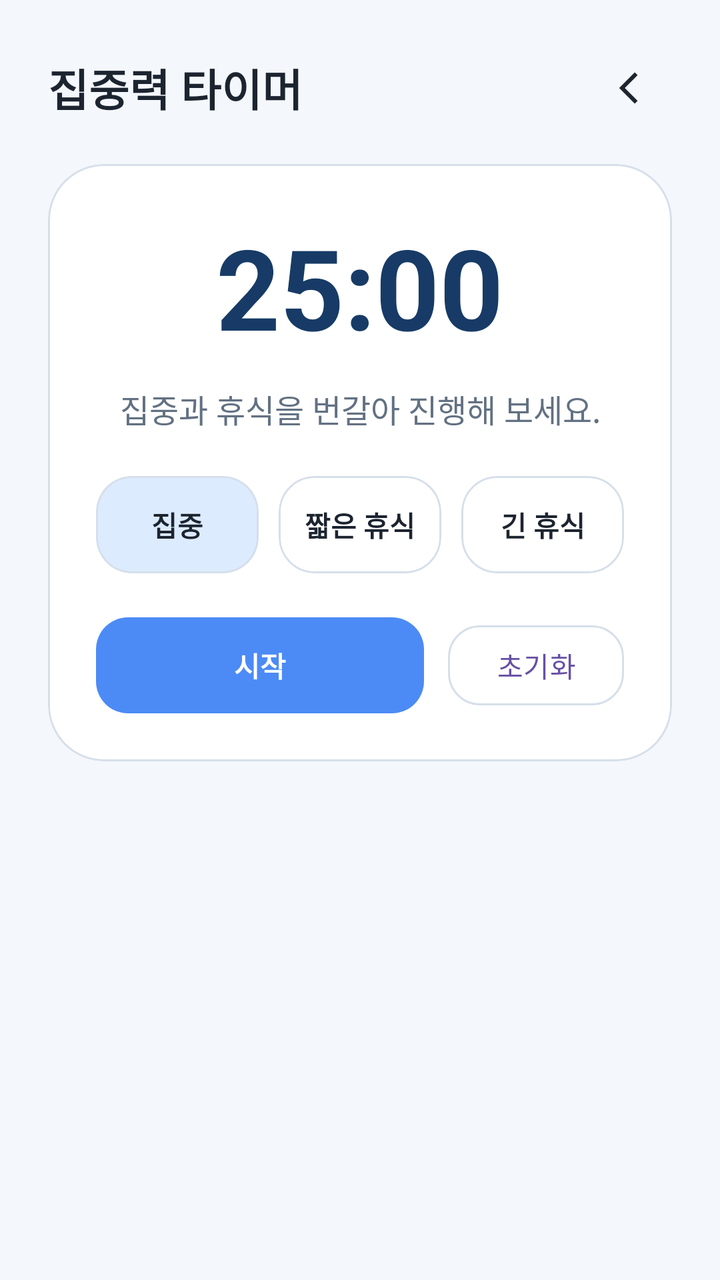
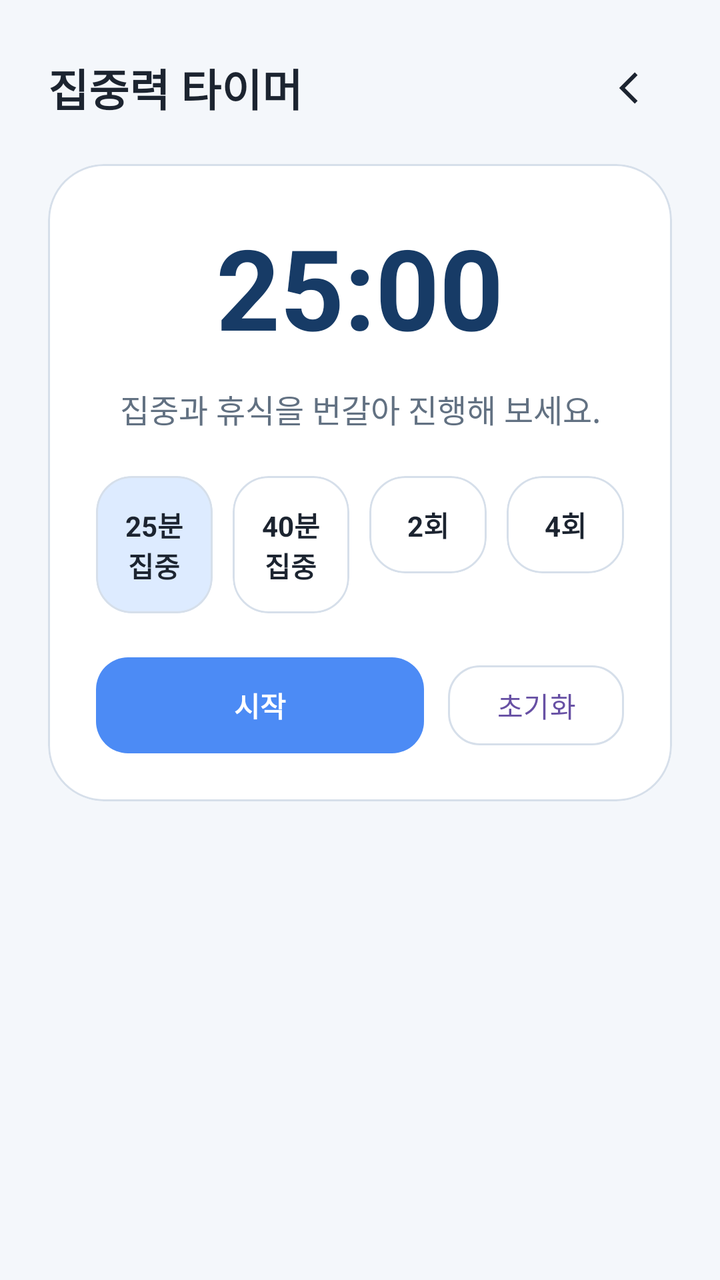

An Android layout rendered at two revisions. The XML below is the earlier revision; the diff shows what the commit changed to produce the second picture.
<!-- AndroidManifest.xml: application theme Theme.MisSchoolApp -->
<!-- res/layout/activity_timer.xml -->
<?xml version="1.0" encoding="utf-8"?>
<layout xmlns:android="http://schemas.android.com/apk/res/android"
    xmlns:app="http://schemas.android.com/apk/res-auto">

    <ScrollView
        android:layout_width="match_parent"
        android:layout_height="match_parent"
        android:background="@color/bg_page"
        android:clipToPadding="false"
        android:fillViewport="true">

        <LinearLayout
            android:layout_width="match_parent"
            android:layout_height="wrap_content"
            android:orientation="vertical"
            android:padding="24dp">

            <LinearLayout
                android:layout_width="match_parent"
                android:layout_height="wrap_content"
                android:gravity="center_vertical"
                android:orientation="horizontal">

                <TextView
                    android:layout_width="0dp"
                    android:layout_height="wrap_content"
                    android:layout_marginEnd="16dp"
                    android:layout_weight="1"
                    android:text="@string/home_timer_title"
                    android:textColor="@color/text_primary"
                    android:textSize="@dimen/text_page_title"
                    android:textStyle="bold" />

                <ImageButton
                    android:id="@+id/timerBackButton"
                    android:layout_width="40dp"
                    android:layout_height="40dp"
                    android:background="@android:color/transparent"
                    android:contentDescription="@string/settings_back"
                    android:padding="8dp"
                    android:src="@drawable/ic_back_simple" />
            </LinearLayout>

            <com.google.android.material.card.MaterialCardView
                android:id="@+id/timerDetailCard"
                android:layout_width="match_parent"
                android:layout_height="wrap_content"
                android:layout_marginTop="18dp"
                app:cardBackgroundColor="@color/surface_card"
                app:cardCornerRadius="28dp"
                app:cardElevation="0dp"
                app:strokeColor="@color/divider_soft"
                app:strokeWidth="1dp">

                <LinearLayout
                    android:layout_width="match_parent"
                    android:layout_height="wrap_content"
                    android:gravity="center_horizontal"
                    android:orientation="vertical"
                    android:padding="24dp">

                    <TextView
                        android:id="@+id/timerCountText"
                        android:layout_width="wrap_content"
                        android:layout_height="wrap_content"
                        android:text="@string/home_timer_time"
                        android:textColor="@color/text_accent"
                        android:textSize="@dimen/text_timer_value"
                        android:textStyle="bold" />

                    <com.lbs.schoolhelper.widget.TimerRingView
                        android:id="@+id/timerRingView"
                        android:layout_width="240dp"
                        android:layout_height="240dp"
                        android:layout_marginTop="12dp"
                        android:visibility="gone" />

                    <TextView
                        android:id="@+id/timerSubtitleText"
                        android:layout_width="match_parent"
                        android:layout_height="wrap_content"
                        android:layout_marginTop="12dp"
                        android:gravity="center"
                        android:text="@string/home_timer_subtitle"
                        android:textColor="@color/text_secondary"
                        android:textSize="16sp" />

                    <LinearLayout
                        android:layout_width="match_parent"
                        android:layout_height="wrap_content"
                        android:layout_marginTop="22dp"
                        android:orientation="horizontal">

                        <com.google.android.material.card.MaterialCardView
                            android:id="@+id/focusPresetCard"
                            android:layout_width="0dp"
                            android:layout_height="wrap_content"
                            android:layout_weight="1"
                            app:cardBackgroundColor="@color/brand_blue_soft"
                            app:cardCornerRadius="18dp"
                            app:cardElevation="0dp"
                            app:strokeColor="@color/divider_soft"
                            app:strokeWidth="1dp">

                            <TextView
                                android:layout_width="match_parent"
                                android:layout_height="wrap_content"
                                android:gravity="center"
                                android:paddingHorizontal="8dp"
                                android:paddingVertical="14dp"
                                android:text="@string/home_timer_focus_label"
                                android:textColor="@color/text_primary"
                                android:textStyle="bold" />
                        </com.google.android.material.card.MaterialCardView>

                        <com.google.android.material.card.MaterialCardView
                            android:id="@+id/breakPresetCard"
                            android:layout_width="0dp"
                            android:layout_height="wrap_content"
                            android:layout_marginStart="10dp"
                            android:layout_weight="1"
                            app:cardBackgroundColor="@color/surface_card"
                            app:cardCornerRadius="18dp"
                            app:cardElevation="0dp"
                            app:strokeColor="@color/divider_soft"
                            app:strokeWidth="1dp">

                            <TextView
                                android:layout_width="match_parent"
                                android:layout_height="wrap_content"
                                android:gravity="center"
                                android:paddingHorizontal="8dp"
                                android:paddingVertical="14dp"
                                android:text="@string/home_timer_break_label"
                                android:textColor="@color/text_primary"
                                android:textStyle="bold" />
                        </com.google.android.material.card.MaterialCardView>

                        <com.google.android.material.card.MaterialCardView
                            android:id="@+id/deepPresetCard"
                            android:layout_width="0dp"
                            android:layout_height="wrap_content"
                            android:layout_marginStart="10dp"
                            android:layout_weight="1"
                            app:cardBackgroundColor="@color/surface_card"
                            app:cardCornerRadius="18dp"
                            app:cardElevation="0dp"
                            app:strokeColor="@color/divider_soft"
                            app:strokeWidth="1dp">

                            <TextView
                                android:layout_width="match_parent"
                                android:layout_height="wrap_content"
                                android:gravity="center"
                                android:paddingHorizontal="8dp"
                                android:paddingVertical="14dp"
                                android:text="@string/home_timer_deep_label"
                                android:textColor="@color/text_primary"
                                android:textStyle="bold" />
                        </com.google.android.material.card.MaterialCardView>
                    </LinearLayout>

                    <LinearLayout
                        android:layout_width="match_parent"
                        android:layout_height="wrap_content"
                        android:layout_marginTop="22dp"
                        android:gravity="center_vertical"
                        android:orientation="horizontal">

                        <com.google.android.material.button.MaterialButton
                            android:id="@+id/timerPrimaryButton"
                            android:layout_width="0dp"
                            android:layout_height="wrap_content"
                            android:layout_weight="1"
                            android:insetTop="0dp"
                            android:insetBottom="0dp"
                            android:text="@string/home_timer_start"
                            android:textAllCaps="false"
                            android:textStyle="bold"
                            app:backgroundTint="@color/brand_blue"
                            app:cornerRadius="16dp" />

                        <com.google.android.material.button.MaterialButton
                            android:id="@+id/timerResetButton"
                            style="@style/Widget.Material3.Button.OutlinedButton"
                            android:layout_width="wrap_content"
                            android:layout_height="wrap_content"
                            android:layout_marginStart="12dp"
                            android:text="@string/home_timer_reset"
                            android:textAllCaps="false"
                            app:cornerRadius="16dp"
                            app:strokeColor="@color/divider_soft" />
                    </LinearLayout>
                </LinearLayout>
            </com.google.android.material.card.MaterialCardView>
        </LinearLayout>
    </ScrollView>
</layout>
<!-- resources referenced by this layout -->
<resources>
  <color name="bg_page">#F4F7FB</color>
  <color name="brand_blue">#4C8BF5</color>
  <color name="brand_blue_soft">#DDEBFF</color>
  <color name="divider_soft">#D6DFEA</color>
  <color name="surface_card">#FFFFFFFF</color>
  <color name="text_accent">#173B66</color>
  <color name="text_primary">#1C2430</color>
  <color name="text_secondary">#627182</color>
  <dimen name="text_page_title">22sp</dimen>
  <dimen name="text_timer_value">56sp</dimen>
  <!-- drawable ic_back_simple (drawable) -->
  <?xml version="1.0" encoding="utf-8"?>
  <vector xmlns:android="http://schemas.android.com/apk/res/android"
      android:width="24dp"
      android:height="24dp"
      android:viewportWidth="24"
      android:viewportHeight="24">
  
      <path
          android:fillColor="@color/text_primary"
          android:pathData="M14.8,5.6L8.4,12l6.4,6.4l-1.4,1.4L5.6,12l7.8,-7.8z" />
  </vector>
  <string name="home_timer_break_label">짧은 휴식</string>
  <string name="home_timer_deep_label">긴 휴식</string>
  <string name="home_timer_focus_label">집중</string>
  <string name="home_timer_reset">초기화</string>
  <string name="home_timer_start">시작</string>
  <string name="home_timer_subtitle">집중과 휴식을 번갈아 진행해 보세요.</string>
  <string name="home_timer_time">25:00</string>
  <string name="home_timer_title">집중력 타이머</string>
  <string name="settings_back">뒤로 가기</string>
  <style name="Theme.MisSchoolApp" parent="Base.Theme.MisSchoolApp" />
  <style name="Base.Theme.MisSchoolApp" parent="Theme.Material3.DayNight.NoActionBar">
          <item name="android:statusBarColor">@color/bg_page</item>
          <item name="android:windowLightStatusBar">true</item>
      </style>
</resources>

<!-- the commit's change to res/layout/activity_timer.xml (unified diff, before → after) -->
@@ -137,7 +137,7 @@
                         </com.google.android.material.card.MaterialCardView>
 
                         <com.google.android.material.card.MaterialCardView
-                            android:id="@+id/deepPresetCard"
+                            android:id="@+id/round2Card"
                             android:layout_width="0dp"
                             android:layout_height="wrap_content"
                             android:layout_marginStart="10dp"
@@ -155,6 +155,29 @@
                                 android:paddingHorizontal="8dp"
                                 android:paddingVertical="14dp"
                                 android:text="@string/home_timer_deep_label"
+                                android:textColor="@color/text_primary"
+                                android:textStyle="bold" />
+                        </com.google.android.material.card.MaterialCardView>
+
+                        <com.google.android.material.card.MaterialCardView
+                            android:id="@+id/round4Card"
+                            android:layout_width="0dp"
+                            android:layout_height="wrap_content"
+                            android:layout_marginStart="10dp"
+                            android:layout_weight="1"
+                            app:cardBackgroundColor="@color/surface_card"
+                            app:cardCornerRadius="18dp"
+                            app:cardElevation="0dp"
+                            app:strokeColor="@color/divider_soft"
+                            app:strokeWidth="1dp">
+
+                            <TextView
+                                android:layout_width="match_parent"
+                                android:layout_height="wrap_content"
+                                android:gravity="center"
+                                android:paddingHorizontal="8dp"
+                                android:paddingVertical="14dp"
+                                android:text="@string/home_timer_round4_label"
                                 android:textColor="@color/text_primary"
                                 android:textStyle="bold" />
                         </com.google.android.material.card.MaterialCardView>
<!-- resource entries referenced after the edit -->
@@ -22,10 +22,11 @@
           android:fillColor="@color/text_primary"
           android:pathData="M14.8,5.6L8.4,12l6.4,6.4l-1.4,1.4L5.6,12l7.8,-7.8z" />
   </vector>
-  <string name="home_timer_break_label">짧은 휴식</string>
-  <string name="home_timer_deep_label">긴 휴식</string>
-  <string name="home_timer_focus_label">집중</string>
+  <string name="home_timer_break_label">40분 집중</string>
+  <string name="home_timer_deep_label">2회</string>
+  <string name="home_timer_focus_label">25분 집중</string>
   <string name="home_timer_reset">초기화</string>
+  <string name="home_timer_round4_label">4회</string>
   <string name="home_timer_start">시작</string>
   <string name="home_timer_subtitle">집중과 휴식을 번갈아 진행해 보세요.</string>
   <string name="home_timer_time">25:00</string>
